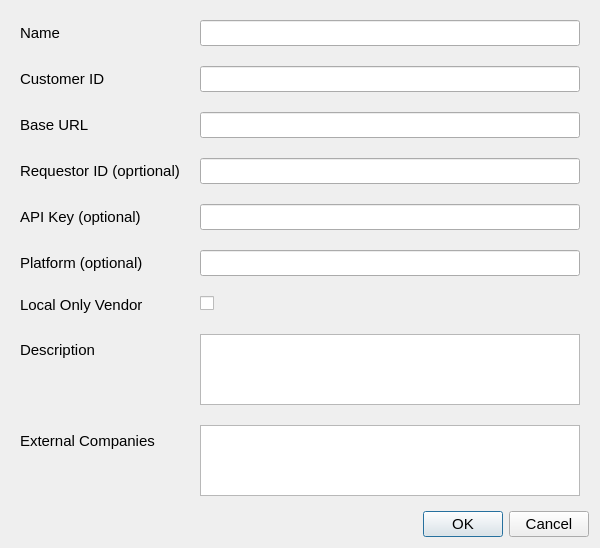
This is ui/AddVendorDialog.ui in CS-4820-Library-Project/COUNTER-5-Report-Tool-2020-5.0 as Qt 5 draws it before an edit. The edited form follows.
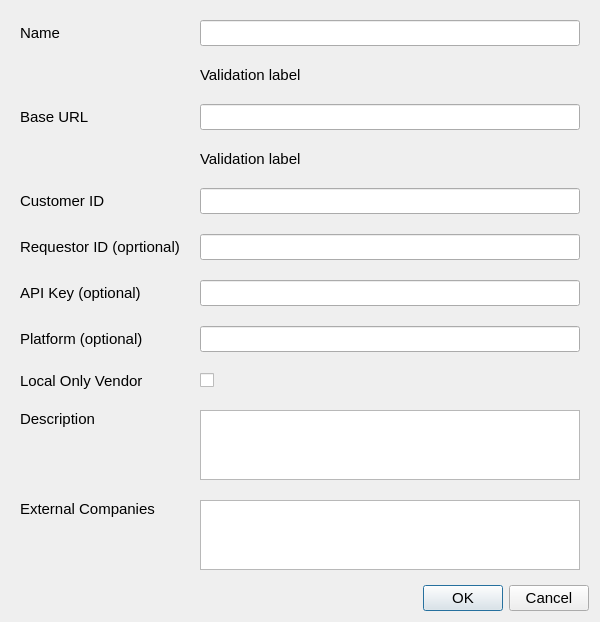
This is the edited form.

Commit message: Implemented validation for vendor name and base url

```diff
--- a/ui/AddVendorDialog.ui
+++ b/ui/AddVendorDialog.ui
@@ -21,13 +21,17 @@
   <layout class="QGridLayout" name="gridLayout">
    <item row="0" column="0">
     <widget class="QFrame" name="frame">
-     <layout class="QFormLayout" name="formLayout">
-      <property name="horizontalSpacing">
+     <layout class="QGridLayout" name="gridLayout_2">
+      <property name="spacing">
        <number>20</number>
       </property>
-      <property name="verticalSpacing">
-       <number>20</number>
-      </property>
+      <item row="1" column="1">
+       <widget class="QLabel" name="name_validation_label">
+        <property name="text">
+         <string>Validation label</string>
+        </property>
+       </widget>
+      </item>
       <item row="0" column="0">
        <widget class="QLabel" name="label">
         <property name="text">
@@ -35,19 +39,19 @@
         </property>
        </widget>
       </item>
+      <item row="2" column="1">
+       <widget class="QLineEdit" name="baseUrlEdit"/>
+      </item>
       <item row="0" column="1">
        <widget class="QLineEdit" name="nameEdit"/>
       </item>
-      <item row="1" column="0">
+      <item row="4" column="0">
        <widget class="QLabel" name="label_2">
         <property name="text">
          <string>Customer ID</string>
         </property>
        </widget>
       </item>
-      <item row="1" column="1">
-       <widget class="QLineEdit" name="customerIdEdit"/>
-      </item>
       <item row="2" column="0">
        <widget class="QLabel" name="label_3">
         <property name="text">
@@ -55,70 +59,77 @@
         </property>
        </widget>
       </item>
-      <item row="2" column="1">
-       <widget class="QLineEdit" name="baseUrlEdit"/>
-      </item>
-      <item row="3" column="0">
-       <widget class="QLabel" name="label_4">
-        <property name="text">
-         <string>Requestor ID (oprtional)</string>
-        </property>
-       </widget>
-      </item>
-      <item row="3" column="1">
-       <widget class="QLineEdit" name="requestorIdEdit"/>
-      </item>
-      <item row="4" column="0">
-       <widget class="QLabel" name="label_5">
-        <property name="text">
-         <string>API Key (optional)</string>
-        </property>
-       </widget>
-      </item>
-      <item row="4" column="1">
-       <widget class="QLineEdit" name="apiKeyEdit"/>
-      </item>
-      <item row="5" column="0">
-       <widget class="QLabel" name="label_6">
-        <property name="text">
-         <string>Platform (optional)</string>
-        </property>
-       </widget>
-      </item>
-      <item row="5" column="1">
-       <widget class="QLineEdit" name="platformEdit"/>
-      </item>
-      <item row="7" column="0">
+      <item row="9" column="0" alignment="Qt::AlignTop">
        <widget class="QLabel" name="label_7">
         <property name="text">
          <string>Description</string>
         </property>
        </widget>
       </item>
+      <item row="10" column="1">
+       <widget class="QPlainTextEdit" name="companiesEdit"/>
+      </item>
+      <item row="7" column="0">
+       <widget class="QLabel" name="label_6">
+        <property name="text">
+         <string>Platform (optional)</string>
+        </property>
+       </widget>
+      </item>
+      <item row="10" column="0" alignment="Qt::AlignTop">
+       <widget class="QLabel" name="label_9">
+        <property name="text">
+         <string>External Companies</string>
+        </property>
+       </widget>
+      </item>
+      <item row="4" column="1">
+       <widget class="QLineEdit" name="customerIdEdit"/>
+      </item>
+      <item row="6" column="1">
+       <widget class="QLineEdit" name="apiKeyEdit"/>
+      </item>
+      <item row="6" column="0">
+       <widget class="QLabel" name="label_5">
+        <property name="text">
+         <string>API Key (optional)</string>
+        </property>
+       </widget>
+      </item>
       <item row="7" column="1">
+       <widget class="QLineEdit" name="platformEdit"/>
+      </item>
+      <item row="9" column="1">
        <widget class="QPlainTextEdit" name="descriptionEdit"/>
       </item>
-      <item row="6" column="0">
+      <item row="5" column="1">
+       <widget class="QLineEdit" name="requestorIdEdit"/>
+      </item>
+      <item row="5" column="0">
+       <widget class="QLabel" name="label_4">
+        <property name="text">
+         <string>Requestor ID (oprtional)</string>
+        </property>
+       </widget>
+      </item>
+      <item row="8" column="0">
        <widget class="QLabel" name="label_8">
         <property name="text">
          <string>Local Only Vendor</string>
         </property>
        </widget>
       </item>
-      <item row="6" column="1">
+      <item row="8" column="1">
        <widget class="QCheckBox" name="local_only_check_box">
         <property name="text">
          <string/>
         </property>
        </widget>
       </item>
-      <item row="8" column="1">
-       <widget class="QPlainTextEdit" name="companiesEdit"/>
-      </item>
-      <item row="8" column="0">
-       <widget class="QLabel" name="label_9">
+      <item row="3" column="1">
+       <widget class="QLabel" name="url_validation_label">
         <property name="text">
-         <string>External Companies</string>
+         <string>Validation label</string>
         </property>
        </widget>
       </item>
```
Left out of the diff: 55 changed lines with no effect on the pictures. The commit also changes 4 other files.
